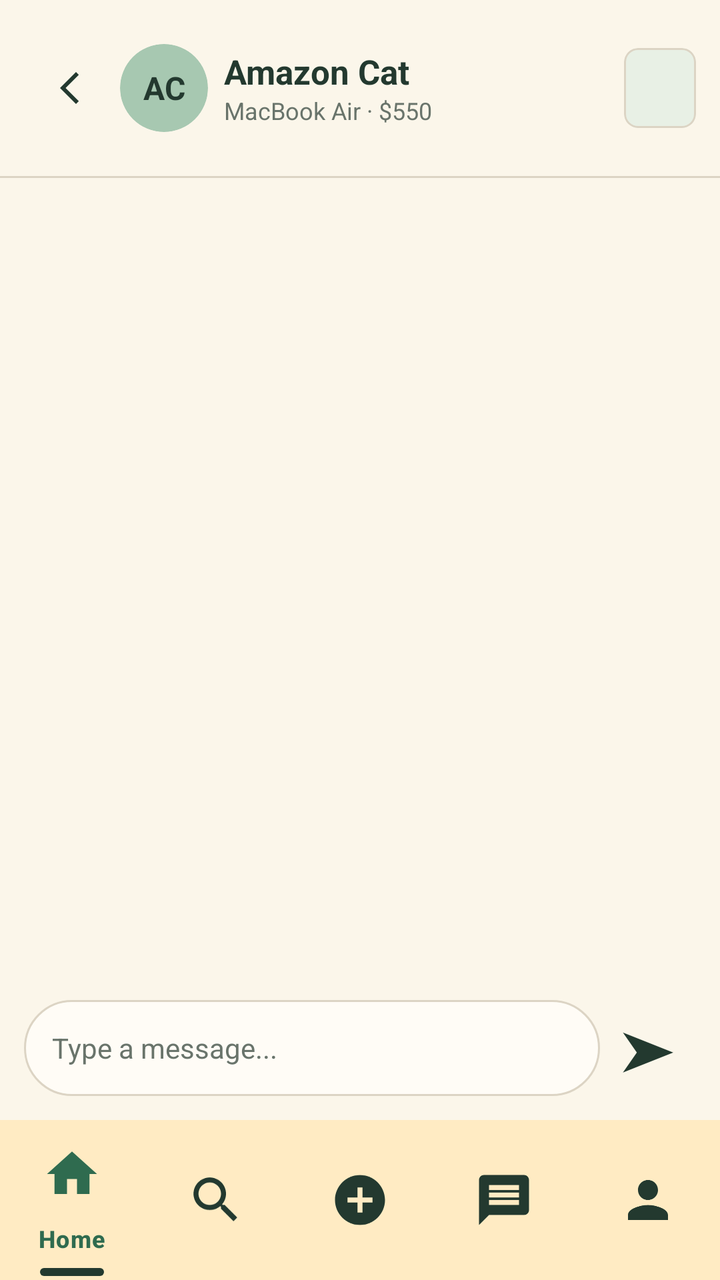
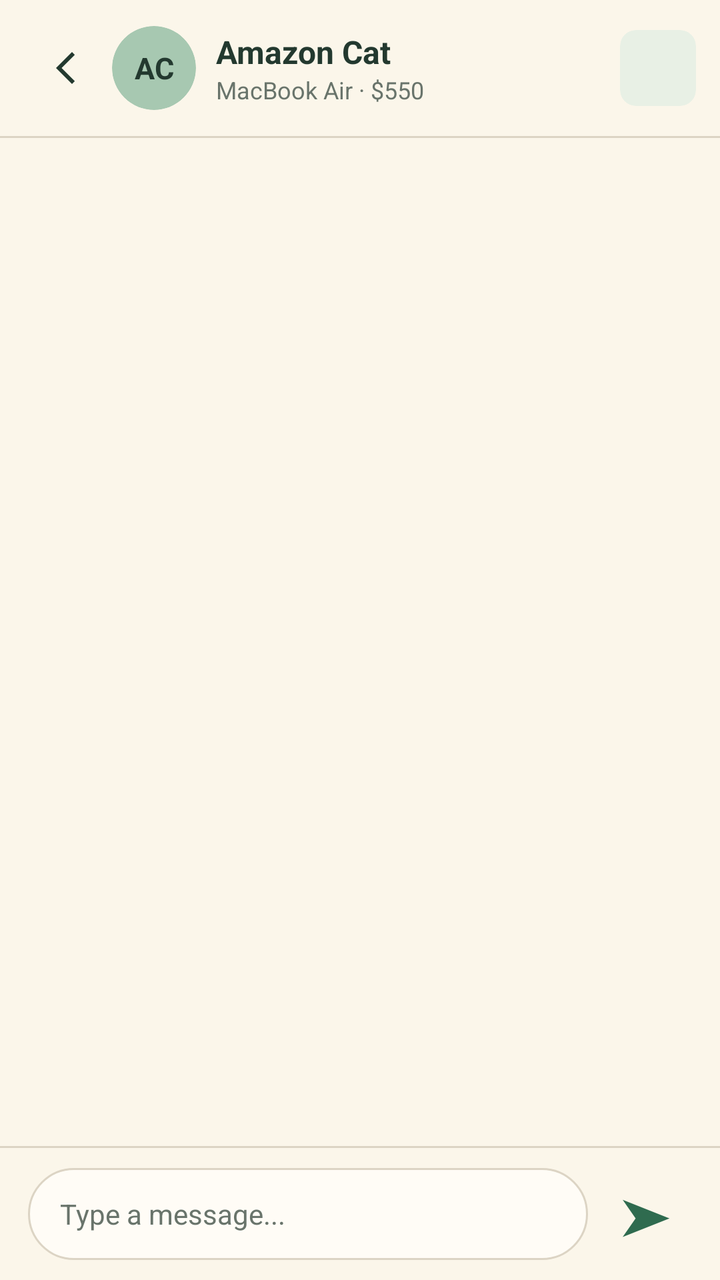

Two renders of the same Android screen: before a commit and after it. Below are the layout's source before the change and the commit's diff.
<!-- AndroidManifest.xml: application theme Theme.NOXApp -->
<!-- res/layout/activity_chat_conversation.xml -->
<?xml version="1.0" encoding="utf-8"?>
<LinearLayout
    xmlns:android="http://schemas.android.com/apk/res/android"
    xmlns:app="http://schemas.android.com/apk/res-auto"
    xmlns:tools="http://schemas.android.com/tools"
    android:id="@+id/main"
    android:layout_width="match_parent"
    android:layout_height="match_parent"
    android:background="@color/nox_cream_bg"
    android:orientation="vertical">

    
    <LinearLayout
        android:layout_width="match_parent"
        android:layout_height="88dp"
        android:gravity="center_vertical"
        android:orientation="horizontal"
        android:paddingStart="12dp"
        android:paddingEnd="12dp">

        <ImageButton
            android:id="@+id/chatBackButton"
            android:layout_width="48dp"
            android:layout_height="48dp"
            android:background="?attr/selectableItemBackgroundBorderless"
            android:contentDescription="Back"
            android:padding="10dp"
            android:src="@drawable/ic_arrow_back"
            app:tint="@color/nox_dark_green" />

        <androidx.cardview.widget.CardView
            android:layout_width="44dp"
            android:layout_height="44dp"
            app:cardBackgroundColor="@color/nox_card_green"
            app:cardCornerRadius="22dp"
            app:cardElevation="0dp">

            <TextView
                android:id="@+id/chatAvatar"
                android:layout_width="match_parent"
                android:layout_height="match_parent"
                android:gravity="center"
                android:text="AC"
                android:textColor="@color/nox_dark_green"
                android:textSize="16sp"
                android:textStyle="bold" />
        </androidx.cardview.widget.CardView>

        <LinearLayout
            android:layout_width="0dp"
            android:layout_height="wrap_content"
            android:layout_marginStart="8dp"
            android:layout_weight="1"
            android:orientation="vertical">

            <TextView
                android:id="@+id/chatPersonName"
                android:layout_width="match_parent"
                android:layout_height="wrap_content"
                android:ellipsize="end"
                android:maxLines="1"
                android:text="Amazon Cat"
                android:textColor="@color/nox_dark_green"
                android:textSize="17sp"
                android:textStyle="bold" />

            <TextView
                android:id="@+id/chatItemDetails"
                android:layout_width="match_parent"
                android:layout_height="wrap_content"
                android:ellipsize="end"
                android:maxLines="1"
                android:text="MacBook Air · $550"
                android:textColor="@color/nox_subtext"
                android:textSize="12sp" />
        </LinearLayout>

        

        
        <com.google.android.material.card.MaterialCardView
            android:layout_width="36dp"
            android:layout_height="40dp"
            app:cardCornerRadius="7dp"
            app:cardElevation="0dp"
            app:cardBackgroundColor="@color/nox_chip_bg">

            <ImageView
                android:id="@+id/chatItemThumbnail"
                android:layout_width="match_parent"
                android:layout_height="match_parent"
                android:scaleType="centerCrop"
                android:contentDescription="Listing product photo" />

        </com.google.android.material.card.MaterialCardView>


        

        <com.google.android.material.button.MaterialButton
            android:id="@+id/confirmSaleButton"
            android:layout_width="wrap_content"
            android:layout_height="48dp"
            android:layout_marginStart="6dp"
            android:insetTop="0dp"
            android:insetBottom="0dp"
            android:minWidth="0dp"
            android:minHeight="0dp"
            android:paddingStart="16dp"
            android:paddingEnd="16dp"
            android:text="Confirm Sale"
            android:singleLine="true"
            android:textAllCaps="false"
            android:textColor="@android:color/white"
            android:textSize="12sp"
            android:textStyle="bold"
            android:visibility="gone"
            app:backgroundTint="@color/nox_primary_green"
            app:cornerRadius="10dp"
            tools:visibility="visible" />


    </LinearLayout>

    <View
        android:layout_width="match_parent"
        android:layout_height="1dp"
        android:background="@color/nox_search_stroke" />

    
    <androidx.recyclerview.widget.RecyclerView
        android:id="@+id/chatMessagesRecyclerView"
        android:layout_width="match_parent"
        android:layout_height="0dp"
        android:layout_weight="1"
        android:clipToPadding="false"
        android:padding="16dp" />

    
    <com.google.android.material.card.MaterialCardView
        android:id="@+id/chatSellerConfirmCard"
        android:layout_width="match_parent"
        android:layout_height="wrap_content"
        android:layout_marginStart="20dp"
        android:layout_marginEnd="20dp"
        android:layout_marginBottom="8dp"
        android:visibility="gone"
        app:cardBackgroundColor="@color/nox_chip_bg"
        app:cardCornerRadius="24dp"
        app:cardElevation="0dp">

        <LinearLayout
            android:layout_width="match_parent"
            android:layout_height="wrap_content"
            android:orientation="vertical"
            android:padding="16dp">

            <TextView
                android:layout_width="match_parent"
                android:layout_height="wrap_content"
                android:text="Finished the exchange?"
                android:textColor="@color/nox_dark_green"
                android:textSize="18sp"
                android:textStyle="bold" />

            <TextView
                android:layout_width="match_parent"
                android:layout_height="wrap_content"
                android:layout_marginTop="8dp"
                android:text="If you've handed over the item and received the payment, confirm the sale to complete the transaction."
                android:textColor="@color/nox_dark_green"
                android:textSize="14sp" />

            <com.google.android.material.button.MaterialButton
                android:id="@+id/sendSaleConfirmationButton"
                android:layout_width="match_parent"
                android:layout_height="50dp"
                android:layout_marginTop="14dp"
                android:insetTop="0dp"
                android:insetBottom="0dp"
                android:text="✓ Confirm Sale"
                android:textAllCaps="false"
                android:textColor="@android:color/white"
                android:textSize="15sp"
                android:textStyle="bold"
                app:backgroundTint="@color/nox_primary_green"
                app:cornerRadius="10dp" />

        </LinearLayout>

    </com.google.android.material.card.MaterialCardView>


    
    
    <com.google.android.material.card.MaterialCardView
        android:id="@+id/chatBuyerConfirmCard"
        android:layout_width="match_parent"
        android:layout_height="wrap_content"
        android:layout_marginStart="20dp"
        android:layout_marginEnd="20dp"
        android:layout_marginBottom="8dp"
        android:visibility="gone"
        app:cardBackgroundColor="@color/nox_chip_bg"
        app:cardCornerRadius="24dp"
        app:cardElevation="0dp"
        tools:visibility="visible">

        <LinearLayout
            android:layout_width="match_parent"
            android:layout_height="wrap_content"
            android:orientation="vertical"
            android:padding="16dp">

            <TextView
                android:layout_width="match_parent"
                android:layout_height="wrap_content"
                android:text="Confirm Your Purchase"
                android:textColor="@color/nox_dark_green"
                android:textSize="18sp"
                android:textStyle="bold" />

            <TextView
                android:layout_width="match_parent"
                android:layout_height="wrap_content"
                android:layout_marginTop="8dp"
                android:text="The seller has confirmed the exchange. Did you receive your item?"
                android:textColor="@color/nox_dark_green"
                android:textSize="14sp" />

            <com.google.android.material.button.MaterialButton
                android:id="@+id/confirmPurchaseButton"
                android:layout_width="match_parent"
                android:layout_height="50dp"
                android:layout_marginTop="14dp"
                android:insetTop="0dp"
                android:insetBottom="0dp"
                android:text="✓ Confirm Purchase"
                android:textAllCaps="false"
                android:textColor="@android:color/white"
                android:textSize="15sp"
                android:textStyle="bold"
                app:backgroundTint="@color/nox_primary_green"
                app:cornerRadius="10dp" />

            <com.google.android.material.button.MaterialButton
                android:id="@+id/reportPurchaseIssueButton"
                android:layout_width="match_parent"
                android:layout_height="48dp"
                android:layout_marginTop="8dp"
                android:insetTop="0dp"
                android:insetBottom="0dp"
                android:text="Report an Issue"
                android:textAllCaps="false"
                android:textColor="@color/nox_dark_green"
                android:textSize="14sp"
                app:backgroundTint="@color/nox_cream_bg"
                app:cornerRadius="10dp" />

        </LinearLayout>

    </com.google.android.material.card.MaterialCardView>

    
    <LinearLayout
        android:id="@+id/chatInputContainer"
        android:layout_width="match_parent"
        android:layout_height="wrap_content"
        android:gravity="center_vertical"
        android:orientation="horizontal"
        android:padding="12dp">

        <EditText
            android:id="@+id/chatMessageInput"
            android:layout_width="0dp"
            android:layout_height="48dp"
            android:layout_weight="1"
            android:background="@drawable/rounded_search_box"
            android:hint="Type a message..."
            android:inputType="textCapSentences|textMultiLine"
            android:maxLines="4"
            android:paddingStart="14dp"
            android:paddingEnd="14dp"
            android:textColor="@color/nox_dark_green"
            android:textColorHint="@color/nox_subtext"
            android:textSize="14sp" />

        <TextView
            android:id="@+id/chatSendButton"
            android:layout_width="48dp"
            android:layout_height="48dp"
            android:contentDescription="Send message"
            android:gravity="center"
            android:text="➤"
            android:textColor="@color/nox_dark_green"
            android:textSize="28sp" />
    </LinearLayout>

    
    <include
        android:id="@+id/chatBottomNav"
        layout="@layout/nav_bar" />

</LinearLayout>
<!-- res/layout/nav_bar.xml (included above) -->
<?xml version="1.0" encoding="utf-8"?>
<com.google.android.material.bottomnavigation.BottomNavigationView
    xmlns:android="http://schemas.android.com/apk/res/android"
    xmlns:app="http://schemas.android.com/apk/res-auto"
    android:id="@+id/bottomNavBar"
    android:layout_width="match_parent"
    android:layout_height="wrap_content"
    android:background="@color/nox_nav_bg"
    app:paddingBottomSystemWindowInsets="false"
    app:itemIconTint="@color/bottom_nav_item"
    app:itemTextColor="@color/bottom_nav_item"
    app:itemIconSize="30dp"
    app:itemActiveIndicatorStyle="@style/Widget.NOX.NavIndicator"
    app:itemBackground="@drawable/nox_nav_selected_dash"
    app:labelVisibilityMode="selected"
    app:menu="@menu/bottom_navigation" />
<!-- resources referenced by this layout -->
<resources>
  <color name="nox_card_green">#A7C8B1</color>
  <color name="nox_chip_bg">#E8F0E5</color>
  <color name="nox_cream_bg">#FBF6EA</color>
  <color name="nox_dark_green">#23392F</color>
  <color name="nox_nav_bg">#FFEBC3</color>
  <color name="nox_primary_green">#2F6B4F</color>
  <color name="nox_search_stroke">#DCD4C4</color>
  <color name="nox_subtext">#69746B</color>
  <!-- drawable ic_arrow_back (drawable) -->
  <vector xmlns:android="http://schemas.android.com/apk/res/android" android:width="24dp" android:height="24dp" android:viewportWidth="24" android:viewportHeight="24" android:autoMirrored="true">
      <path android:fillColor="#23392F" android:pathData="M15.4,5.4L14,4l-8,8 8,8 1.4,-1.4L8.8,12z" />
  </vector>
  <!-- drawable nox_nav_selected_dash (drawable) -->
  <?xml version="1.0" encoding="utf-8"?>
  <selector xmlns:android="http://schemas.android.com/apk/res/android">
  
      
      <item android:state_checked="true">
          <layer-list>
              <item
                  android:width="32dp"
                  android:height="4dp"
                  android:gravity="bottom|center_horizontal"
                  android:bottom="2dp">
  
                  <shape android:shape="rectangle">
                      <solid android:color="@color/nox_dark_green" />
                      <corners android:radius="2dp" />
                  </shape>
  
              </item>
          </layer-list>
      </item>
  
      
      <item android:drawable="@android:color/transparent" />
  
  </selector>
  <!-- drawable rounded_search_box (drawable) -->
  <?xml version="1.0" encoding="utf-8"?>
  <shape xmlns:android="http://schemas.android.com/apk/res/android">
      <solid android:color="@color/nox_field_bg" />
      <corners android:radius="24dp" />
      <stroke android:width="1dp" android:color="@color/nox_search_stroke" />
  </shape>
  <style name="Widget.NOX.NavIndicator" parent="Widget.Material3.BottomNavigationView.ActiveIndicator">
  
          <item name="android:width">0dp</item>
          <item name="android:height">0dp</item>
  
      </style>
  <style name="Theme.NOXApp" parent="Base.Theme.NOXApp" />
  <color name="nox_field_bg">#FFFCF6</color>
  <color name="white">#FFFFFFFF</color>
  <color name="nox_accent_text">#2F6B4F</color>
  <color name="nox_snackbar_action">#A9DCBF</color>
  <color name="nox_error">#B3261E</color>
  <style name="Animation.NOX.Activity" parent="@android:style/Animation.Activity">
          <item name="android:activityOpenEnterAnimation">@null</item>
          <item name="android:activityOpenExitAnimation">@null</item>
          <item name="android:activityCloseEnterAnimation">@null</item>
          <item name="android:activityCloseExitAnimation">@null</item>
      </style>
  <!-- unchanged entries left out for length: 1 -->
</resources>

<!-- the commit's change to res/layout/activity_chat_conversation.xml (unified diff, before → after) -->
@@ -11,17 +11,19 @@
 
     
     <LinearLayout
-        android:layout_width="match_parent"
-        android:layout_height="88dp"
+        android:id="@+id/chatHeaderBar"
+        android:layout_width="match_parent"
+        android:layout_height="wrap_content"
         android:gravity="center_vertical"
+        android:minHeight="68dp"
         android:orientation="horizontal"
-        android:paddingStart="12dp"
-        android:paddingEnd="12dp">
+        android:paddingHorizontal="12dp"
+        android:paddingVertical="10dp">
 
         <ImageButton
             android:id="@+id/chatBackButton"
-            android:layout_width="48dp"
-            android:layout_height="48dp"
+            android:layout_width="44dp"
+            android:layout_height="44dp"
             android:background="?attr/selectableItemBackgroundBorderless"
             android:contentDescription="Back"
             android:padding="10dp"
@@ -29,10 +31,10 @@
             app:tint="@color/nox_dark_green" />
 
         <androidx.cardview.widget.CardView
-            android:layout_width="44dp"
-            android:layout_height="44dp"
+            android:layout_width="42dp"
+            android:layout_height="42dp"
             app:cardBackgroundColor="@color/nox_card_green"
-            app:cardCornerRadius="22dp"
+            app:cardCornerRadius="21dp"
             app:cardElevation="0dp">
 
             <TextView
@@ -42,14 +44,15 @@
                 android:gravity="center"
                 android:text="AC"
                 android:textColor="@color/nox_dark_green"
-                android:textSize="16sp"
+                android:textSize="15sp"
                 android:textStyle="bold" />
         </androidx.cardview.widget.CardView>
 
         <LinearLayout
             android:layout_width="0dp"
             android:layout_height="wrap_content"
-            android:layout_marginStart="8dp"
+            android:layout_marginStart="10dp"
+            android:layout_marginEnd="8dp"
             android:layout_weight="1"
             android:orientation="vertical">
 
@@ -61,7 +64,7 @@
                 android:maxLines="1"
                 android:text="Amazon Cat"
                 android:textColor="@color/nox_dark_green"
-                android:textSize="17sp"
+                android:textSize="16sp"
                 android:textStyle="bold" />
 
             <TextView
@@ -76,40 +79,35 @@
         </LinearLayout>
 
         
-
-        
         <com.google.android.material.card.MaterialCardView
-            android:layout_width="36dp"
-            android:layout_height="40dp"
-            app:cardCornerRadius="7dp"
+            android:layout_width="38dp"
+            android:layout_height="38dp"
+            app:cardBackgroundColor="@color/nox_chip_bg"
+            app:cardCornerRadius="8dp"
             app:cardElevation="0dp"
-            app:cardBackgroundColor="@color/nox_chip_bg">
+            app:strokeWidth="0dp">
 
             <ImageView
                 android:id="@+id/chatItemThumbnail"
                 android:layout_width="match_parent"
                 android:layout_height="match_parent"
-                android:scaleType="centerCrop"
-                android:contentDescription="Listing product photo" />
-
+                android:contentDescription="Listing product photo"
+                android:scaleType="centerCrop" />
         </com.google.android.material.card.MaterialCardView>
 
-
         
-
         <com.google.android.material.button.MaterialButton
             android:id="@+id/confirmSaleButton"
             android:layout_width="wrap_content"
-            android:layout_height="48dp"
-            android:layout_marginStart="6dp"
+            android:layout_height="40dp"
+            android:layout_marginStart="8dp"
             android:insetTop="0dp"
             android:insetBottom="0dp"
             android:minWidth="0dp"
             android:minHeight="0dp"
-            android:paddingStart="16dp"
-            android:paddingEnd="16dp"
+            android:paddingHorizontal="14dp"
+            android:singleLine="true"
             android:text="Confirm Sale"
-            android:singleLine="true"
             android:textAllCaps="false"
             android:textColor="@android:color/white"
             android:textSize="12sp"
@@ -118,8 +116,6 @@
             app:backgroundTint="@color/nox_primary_green"
             app:cornerRadius="10dp"
             tools:visibility="visible" />
-
-
     </LinearLayout>
 
     <View
@@ -141,12 +137,11 @@
         android:id="@+id/chatSellerConfirmCard"
         android:layout_width="match_parent"
         android:layout_height="wrap_content"
-        android:layout_marginStart="20dp"
-        android:layout_marginEnd="20dp"
+        android:layout_marginHorizontal="16dp"
         android:layout_marginBottom="8dp"
         android:visibility="gone"
         app:cardBackgroundColor="@color/nox_chip_bg"
-        app:cardCornerRadius="24dp"
+        app:cardCornerRadius="20dp"
         app:cardElevation="0dp">
 
         <LinearLayout
@@ -160,22 +155,22 @@
                 android:layout_height="wrap_content"
                 android:text="Finished the exchange?"
                 android:textColor="@color/nox_dark_green"
-                android:textSize="18sp"
-                android:textStyle="bold" />
-
-            <TextView
-                android:layout_width="match_parent"
-                android:layout_height="wrap_content"
-                android:layout_marginTop="8dp"
+                android:textSize="17sp"
+                android:textStyle="bold" />
+
+            <TextView
+                android:layout_width="match_parent"
+                android:layout_height="wrap_content"
+                android:layout_marginTop="6dp"
                 android:text="If you've handed over the item and received the payment, confirm the sale to complete the transaction."
                 android:textColor="@color/nox_dark_green"
-                android:textSize="14sp" />
+                android:textSize="13sp" />
 
             <com.google.android.material.button.MaterialButton
                 android:id="@+id/sendSaleConfirmationButton"
                 android:layout_width="match_parent"
-                android:layout_height="50dp"
-                android:layout_marginTop="14dp"
+                android:layout_height="48dp"
+                android:layout_marginTop="12dp"
                 android:insetTop="0dp"
                 android:insetBottom="0dp"
                 android:text="✓ Confirm Sale"
@@ -184,25 +179,20 @@
                 android:textSize="15sp"
                 android:textStyle="bold"
                 app:backgroundTint="@color/nox_primary_green"
-                app:cornerRadius="10dp" />
-
+                app:cornerRadius="12dp" />
         </LinearLayout>
-
     </com.google.android.material.card.MaterialCardView>
 
-
-    
     
     <com.google.android.material.card.MaterialCardView
         android:id="@+id/chatBuyerConfirmCard"
         android:layout_width="match_parent"
         android:layout_height="wrap_content"
-        android:layout_marginStart="20dp"
-        android:layout_marginEnd="20dp"
+        android:layout_marginHorizontal="16dp"
         android:layout_marginBottom="8dp"
         android:visibility="gone"
         app:cardBackgroundColor="@color/nox_chip_bg"
-        app:cardCornerRadius="24dp"
+        app:cardCornerRadius="20dp"
         app:cardElevation="0dp"
         tools:visibility="visible">
 
@@ -217,22 +207,22 @@
                 android:layout_height="wrap_content"
                 android:text="Confirm Your Purchase"
                 android:textColor="@color/nox_dark_green"
-                android:textSize="18sp"
-                android:textStyle="bold" />
-
-            <TextView
-                android:layout_width="match_parent"
-                android:layout_height="wrap_content"
-                android:layout_marginTop="8dp"
+                android:textSize="17sp"
+                android:textStyle="bold" />
+
+            <TextView
+                android:layout_width="match_parent"
+                android:layout_height="wrap_content"
+                android:layout_marginTop="6dp"
                 android:text="The seller has confirmed the exchange. Did you receive your item?"
                 android:textColor="@color/nox_dark_green"
-                android:textSize="14sp" />
+                android:textSize="13sp" />
 
             <com.google.android.material.button.MaterialButton
                 android:id="@+id/confirmPurchaseButton"
                 android:layout_width="match_parent"
-                android:layout_height="50dp"
-                android:layout_marginTop="14dp"
+                android:layout_height="48dp"
+                android:layout_marginTop="12dp"
                 android:insetTop="0dp"
                 android:insetBottom="0dp"
                 android:text="✓ Confirm Purchase"
@@ -241,12 +231,12 @@
                 android:textSize="15sp"
                 android:textStyle="bold"
                 app:backgroundTint="@color/nox_primary_green"
-                app:cornerRadius="10dp" />
+                app:cornerRadius="12dp" />
 
             <com.google.android.material.button.MaterialButton
                 android:id="@+id/reportPurchaseIssueButton"
                 android:layout_width="match_parent"
-                android:layout_height="48dp"
+                android:layout_height="44dp"
                 android:layout_marginTop="8dp"
                 android:insetTop="0dp"
                 android:insetBottom="0dp"
@@ -255,11 +245,14 @@
                 android:textColor="@color/nox_dark_green"
                 android:textSize="14sp"
                 app:backgroundTint="@color/nox_cream_bg"
-                app:cornerRadius="10dp" />
-
+                app:cornerRadius="12dp" />
         </LinearLayout>
-
     </com.google.android.material.card.MaterialCardView>
+
+    <View
+        android:layout_width="match_parent"
+        android:layout_height="1dp"
+        android:background="@color/nox_search_stroke" />
 
     
     <LinearLayout
@@ -268,54 +261,36 @@
         android:layout_height="wrap_content"
         android:gravity="center_vertical"
         android:orientation="horizontal"
-        android:padding="12dp">
+        android:paddingHorizontal="14dp"
+        android:paddingVertical="10dp">
 
         <EditText
             android:id="@+id/chatMessageInput"
             android:layout_width="0dp"
-            android:layout_height="48dp"
+            android:layout_height="wrap_content"
             android:layout_weight="1"
             android:background="@drawable/rounded_search_box"
             android:hint="Type a message..."
             android:inputType="textCapSentences|textMultiLine"
             android:maxLines="4"
-            android:paddingStart="14dp"
-            android:paddingEnd="14dp"
+            android:minHeight="46dp"
+            android:paddingHorizontal="16dp"
+            android:paddingVertical="10dp"
             android:textColor="@color/nox_dark_green"
             android:textColorHint="@color/nox_subtext"
             android:textSize="14sp" />
 
         <TextView
             android:id="@+id/chatSendButton"
-            android:layout_width="48dp"
-            android:layout_height="48dp"
+            android:layout_width="46dp"
+            android:layout_height="46dp"
+            android:layout_marginStart="6dp"
+            android:background="?attr/selectableItemBackgroundBorderless"
             android:contentDescription="Send message"
             android:gravity="center"
             android:text="➤"
-            android:textColor="@color/nox_dark_green"
-            android:textSize="28sp" />
+            android:textColor="@color/nox_primary_green"
+            android:textSize="26sp" />
     </LinearLayout>
 
-    
-    <include
-        android:id="@+id/chatBottomNav"
-        layout="@layout/nav_bar" />
-
 </LinearLayout>
-<!-- res/layout/nav_bar.xml (included above) -->
-<?xml version="1.0" encoding="utf-8"?>
-<com.google.android.material.bottomnavigation.BottomNavigationView
-    xmlns:android="http://schemas.android.com/apk/res/android"
-    xmlns:app="http://schemas.android.com/apk/res-auto"
-    android:id="@+id/bottomNavBar"
-    android:layout_width="match_parent"
-    android:layout_height="wrap_content"
-    android:background="@color/nox_nav_bg"
-    app:paddingBottomSystemWindowInsets="false"
-    app:itemIconTint="@color/bottom_nav_item"
-    app:itemTextColor="@color/bottom_nav_item"
-    app:itemIconSize="30dp"
-    app:itemActiveIndicatorStyle="@style/Widget.NOX.NavIndicator"
-    app:itemBackground="@drawable/nox_nav_selected_dash"
-    app:labelVisibilityMode="selected"
-    app:menu="@menu/bottom_navigation" />
<!-- resource entries referenced after the edit -->
@@ -4,7 +4,6 @@
   <color name="nox_chip_bg">#E8F0E5</color>
   <color name="nox_cream_bg">#FBF6EA</color>
   <color name="nox_dark_green">#23392F</color>
-  <color name="nox_nav_bg">#FFEBC3</color>
   <color name="nox_primary_green">#2F6B4F</color>
   <color name="nox_search_stroke">#DCD4C4</color>
   <color name="nox_subtext">#69746B</color>
@@ -12,32 +11,6 @@
   <vector xmlns:android="http://schemas.android.com/apk/res/android" android:width="24dp" android:height="24dp" android:viewportWidth="24" android:viewportHeight="24" android:autoMirrored="true">
       <path android:fillColor="#23392F" android:pathData="M15.4,5.4L14,4l-8,8 8,8 1.4,-1.4L8.8,12z" />
   </vector>
-  <!-- drawable nox_nav_selected_dash (drawable) -->
-  <?xml version="1.0" encoding="utf-8"?>
-  <selector xmlns:android="http://schemas.android.com/apk/res/android">
-  
-      
-      <item android:state_checked="true">
-          <layer-list>
-              <item
-                  android:width="32dp"
-                  android:height="4dp"
-                  android:gravity="bottom|center_horizontal"
-                  android:bottom="2dp">
-  
-                  <shape android:shape="rectangle">
-                      <solid android:color="@color/nox_dark_green" />
-                      <corners android:radius="2dp" />
-                  </shape>
-  
-              </item>
-          </layer-list>
-      </item>
-  
-      
-      <item android:drawable="@android:color/transparent" />
-  
-  </selector>
   <!-- drawable rounded_search_box (drawable) -->
   <?xml version="1.0" encoding="utf-8"?>
   <shape xmlns:android="http://schemas.android.com/apk/res/android">
@@ -45,12 +18,6 @@
       <corners android:radius="24dp" />
       <stroke android:width="1dp" android:color="@color/nox_search_stroke" />
   </shape>
-  <style name="Widget.NOX.NavIndicator" parent="Widget.Material3.BottomNavigationView.ActiveIndicator">
-  
-          <item name="android:width">0dp</item>
-          <item name="android:height">0dp</item>
-  
-      </style>
   <style name="Theme.NOXApp" parent="Base.Theme.NOXApp" />
   <color name="nox_field_bg">#FFFCF6</color>
   <color name="white">#FFFFFFFF</color>
